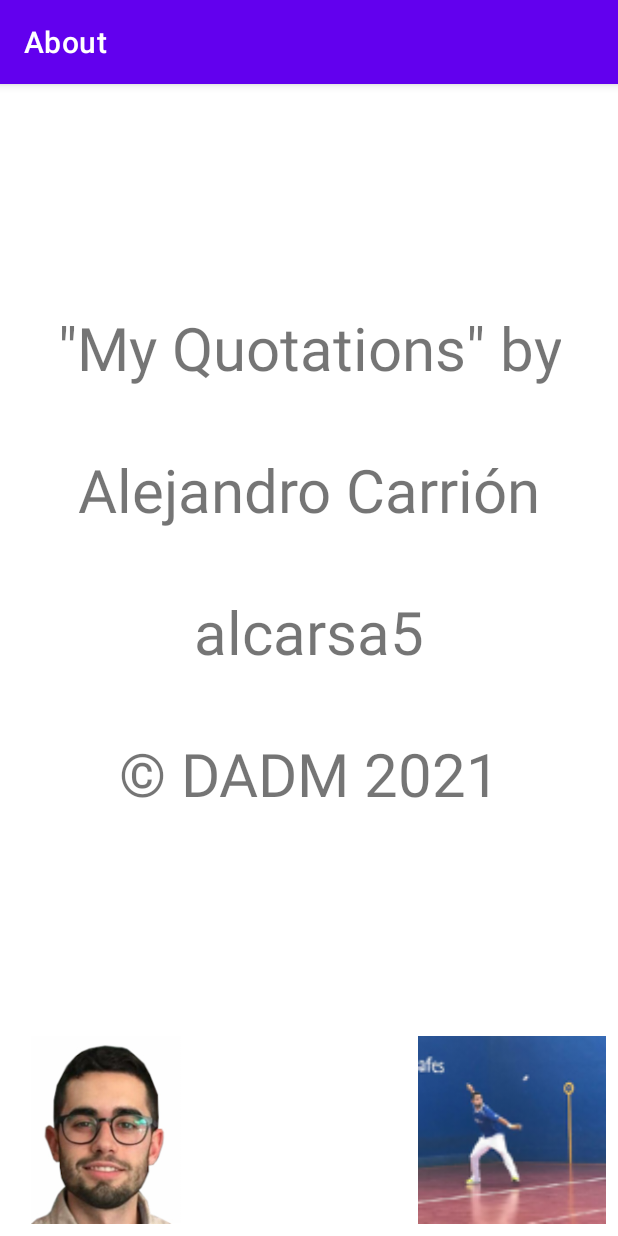
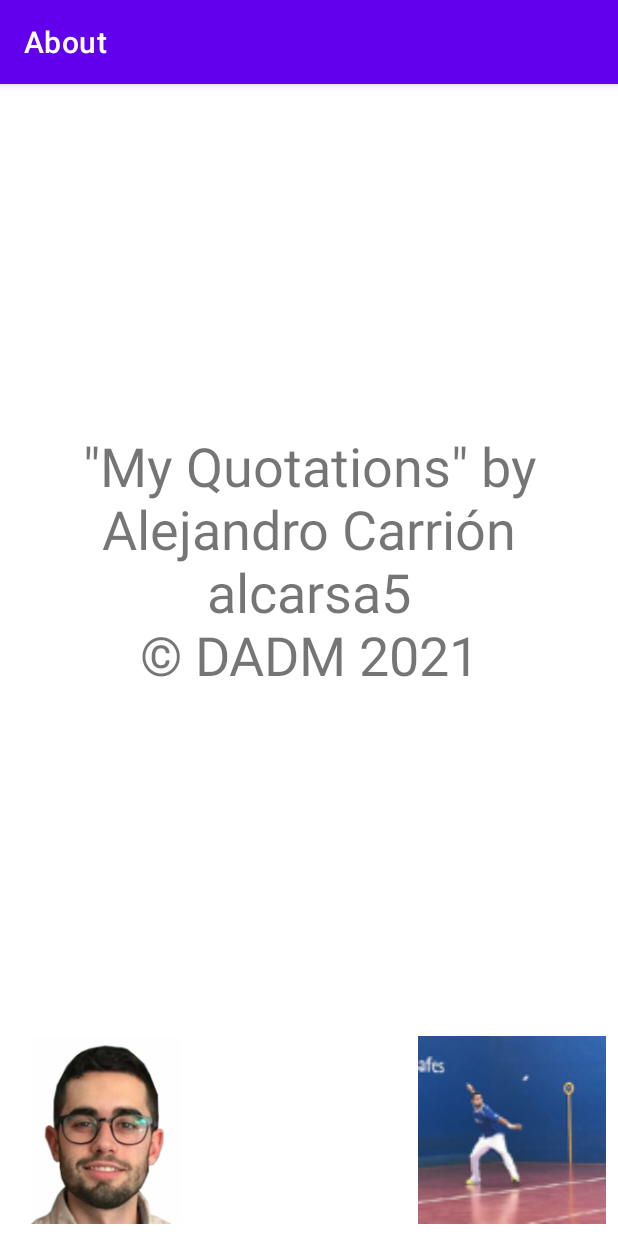
Before and after one commit to a1ex9788/MyQuotations, an Android app: the AboutActivity screen opened directly, with no data from a screen before it, on a phone screen of 412 x 824 dp. Run offline under Robolectric (Android 15) with nearby library versions, the phone set to English and light mode, and no system bars.

Commit message:
Retoques UI.

```diff
--- a/app/src/main/res/values/dimens.xml
+++ b/app/src/main/res/values/dimens.xml
@@ -1,6 +1,6 @@
 <?xml version="1.0" encoding="utf-8"?>
 <resources>
-    <dimen name="dashboardButtons">24sp</dimen>
-    <dimen name="labels">24sp</dimen>
-    <dimen name="bigMessages">40sp</dimen>
+    <dimen name="dashboardButtons">22sp</dimen>
+    <dimen name="labels">22sp</dimen>
+    <dimen name="bigMessages">36sp</dimen>
 </resources>
--- a/app/src/main/res/values/strings.xml
+++ b/app/src/main/res/values/strings.xml
@@ -9,7 +9,7 @@
     <string name="topBar_favouriteQuotations">Favourite quotations</string>
     <string name="topBar_settings">Settings</string>
     <string name="topBar_about">About</string>
-    <string name="textView_about">\"My Quotations\" by\n\nAlejandro Carrión\n\nalcarsa5\n\n© DADM 2021</string>
+    <string name="textView_about">\"My Quotations\" by\nAlejandro Carrión\nalcarsa5\n© DADM 2021</string>
     <string name="imageView_developer">An image of the developer</string>
     <string name="textView_nameIdentification">Name that identifies the user</string>
     <string name="editText_insertName">Insert your name</string>
```
Also changed, not shown: 1 other file.
